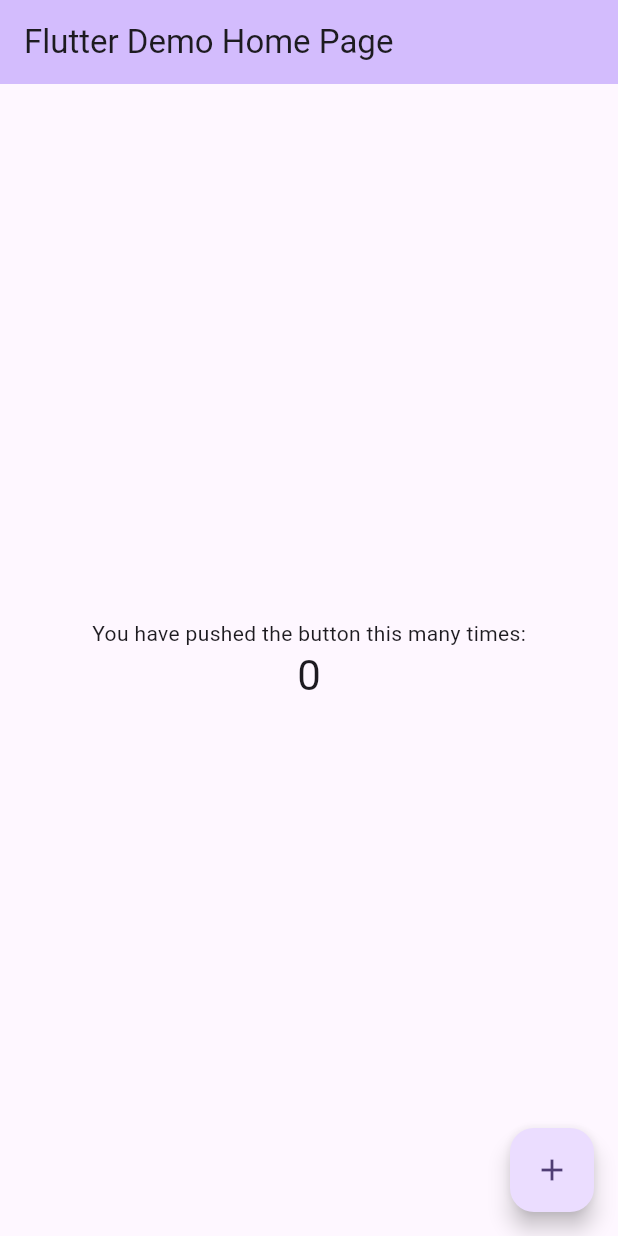
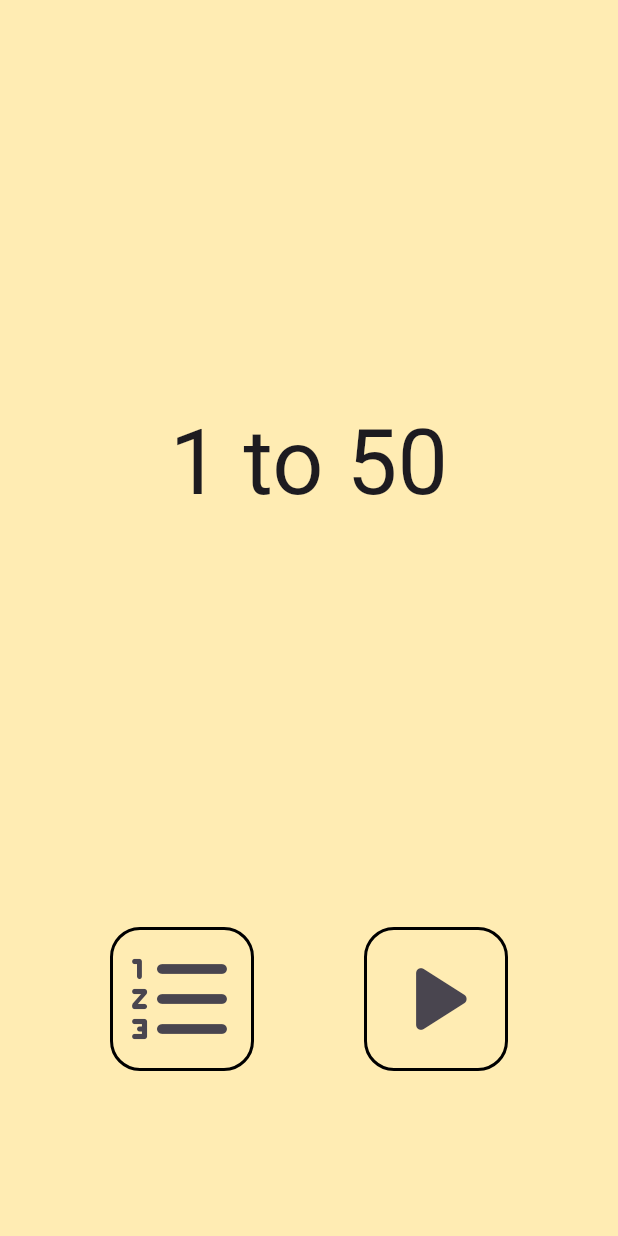
Before and after one commit to leejewon97/1to50, a Flutter app: the screen it shows after launch, on a phone screen of 412 x 824 dp. Run offline on Flutter 3.47's test engine with Material 3 defaults, Android fonts, the phone set to English and light mode, and no system bars.

Commit message:
홈화면 설계 제목과 버튼 두 개 각 버튼은 점수판과 게임 시작 버튼   버튼에 테두리 적용     style에 shape 속성을 사용하여 테두리를 적용
버튼을 누르면 각 화면으로 이동할 것

```diff
--- a/lib/main.dart
+++ b/lib/main.dart
@@ -1,4 +1,5 @@
 import 'package:flutter/material.dart';
+import 'package:one_to_fifty/screens/home_screen.dart';
 
 void main() {
   runApp(const MyApp());
@@ -10,116 +11,9 @@
   // This widget is the root of your application.
   @override
   Widget build(BuildContext context) {
-    return MaterialApp(
-      title: 'Flutter Demo',
-      theme: ThemeData(
-        // This is the theme of your application.
-        //
-        // TRY THIS: Try running your application with "flutter run". You'll see
-        // the application has a purple toolbar. Then, without quitting the app,
-        // try changing the seedColor in the colorScheme below to Colors.green
-        // and then invoke "hot reload" (save your changes or press the "hot
-        // reload" button in a Flutter-supported IDE, or press "r" if you used
-        // the command line to start the app).
-        //
-        // Notice that the counter didn't reset back to zero; the application
-        // state is not lost during the reload. To reset the state, use hot
-        // restart instead.
-        //
-        // This works for code too, not just values: Most code changes can be
-        // tested with just a hot reload.
-        colorScheme: ColorScheme.fromSeed(seedColor: Colors.deepPurple),
-        useMaterial3: true,
-      ),
-      home: const MyHomePage(title: 'Flutter Demo Home Page'),
+    return const MaterialApp(
+      debugShowCheckedModeBanner: false,
+      home: HomeScreen(),
     );
   }
 }
-
-class MyHomePage extends StatefulWidget {
-  const MyHomePage({super.key, required this.title});
-
-  // This widget is the home page of your application. It is stateful, meaning
-  // that it has a State object (defined below) that contains fields that affect
-  // how it looks.
-
-  // This class is the configuration for the state. It holds the values (in this
-  // case the title) provided by the parent (in this case the App widget) and
-  // used by the build method of the State. Fields in a Widget subclass are
-  // always marked "final".
-
-  final String title;
-
-  @override
-  State<MyHomePage> createState() => _MyHomePageState();
-}
-
-class _MyHomePageState extends State<MyHomePage> {
-  int _counter = 0;
-
-  void _incrementCounter() {
-    setState(() {
-      // This call to setState tells the Flutter framework that something has
-      // changed in this State, which causes it to rerun the build method below
-      // so that the display can reflect the updated values. If we changed
-      // _counter without calling setState(), then the build method would not be
-      // called again, and so nothing would appear to happen.
-      _counter++;
-    });
-  }
-
-  @override
-  Widget build(BuildContext context) {
-    // This method is rerun every time setState is called, for instance as done
-    // by the _incrementCounter method above.
-    //
-    // The Flutter framework has been optimized to make rerunning build methods
-    // fast, so that you can just rebuild anything that needs updating rather
-    // than having to individually change instances of widgets.
-    return Scaffold(
-      appBar: AppBar(
-        // TRY THIS: Try changing the color here to a specific color (to
-        // Colors.amber, perhaps?) and trigger a hot reload to see the AppBar
-        // change color while the other colors stay the same.
-        backgroundColor: Theme.of(context).colorScheme.inversePrimary,
-        // Here we take the value from the MyHomePage object that was created by
-        // the App.build method, and use it to set our appbar title.
-        title: Text(widget.title),
-      ),
-      body: Center(
-        // Center is a layout widget. It takes a single child and positions it
-        // in the middle of the parent.
-        child: Column(
-          // Column is also a layout widget. It takes a list of children and
-          // arranges them vertically. By default, it sizes itself to fit its
-          // children horizontally, and tries to be as tall as its parent.
-          //
-          // Column has various properties to control how it sizes itself and
-          // how it positions its children. Here we use mainAxisAlignment to
-          // center the children vertically; the main axis here is the vertical
-          // axis because Columns are vertical (the cross axis would be
-          // horizontal).
-          //
-          // TRY THIS: Invoke "debug painting" (choose the "Toggle Debug Paint"
-          // action in the IDE, or press "p" in the console), to see the
-          // wireframe for each widget.
-          mainAxisAlignment: MainAxisAlignment.center,
-          children: <Widget>[
-            const Text(
-              'You have pushed the button this many times:',
-            ),
-            Text(
-              '$_counter',
-              style: Theme.of(context).textTheme.headlineMedium,
-            ),
-          ],
-        ),
-      ),
-      floatingActionButton: FloatingActionButton(
-        onPressed: _incrementCounter,
-        tooltip: 'Increment',
-        child: const Icon(Icons.add),
-      ), // This trailing comma makes auto-formatting nicer for build methods.
-    );
-  }
-}
--- /dev/null
+++ b/lib/screens/home_screen.dart
@@ -0,0 +1,58 @@
+import 'package:flutter/material.dart';
+
+class HomeScreen extends StatelessWidget {
+  const HomeScreen({super.key});
+
+  @override
+  Widget build(BuildContext context) {
+    return Scaffold(
+      backgroundColor: Colors.amber[100],
+      body: Column(
+        children: [
+          const Flexible(
+            flex: 3,
+            child: Center(
+              child: Text(
+                '1 to 50',
+                style: TextStyle(fontSize: 60),
+              ),
+            ),
+          ),
+          Flexible(
+            flex: 1,
+            child: Row(
+              mainAxisAlignment: MainAxisAlignment.spaceEvenly,
+              children: [
+                IconButton(
+                  onPressed: () {},
+                  icon:
+                      const Icon(Icons.format_list_numbered_rounded, size: 80),
+                  style: ButtonStyle(
+                    shape: MaterialStateProperty.all<OutlinedBorder?>(
+                      RoundedRectangleBorder(
+                        borderRadius: BorderRadius.circular(20.0),
+                        side: const BorderSide(color: Colors.black, width: 2.0),
+                      ),
+                    ),
+                  ),
+                ),
+                IconButton(
+                  onPressed: () {},
+                  icon: const Icon(Icons.play_arrow_rounded, size: 80),
+                  style: ButtonStyle(
+                    shape: MaterialStateProperty.all<OutlinedBorder?>(
+                      RoundedRectangleBorder(
+                        borderRadius: BorderRadius.circular(20.0),
+                        side: const BorderSide(color: Colors.black, width: 2.0),
+                      ),
+                    ),
+                  ),
+                ),
+              ],
+            ),
+          ),
+        ],
+      ),
+    );
+  }
+}
```
